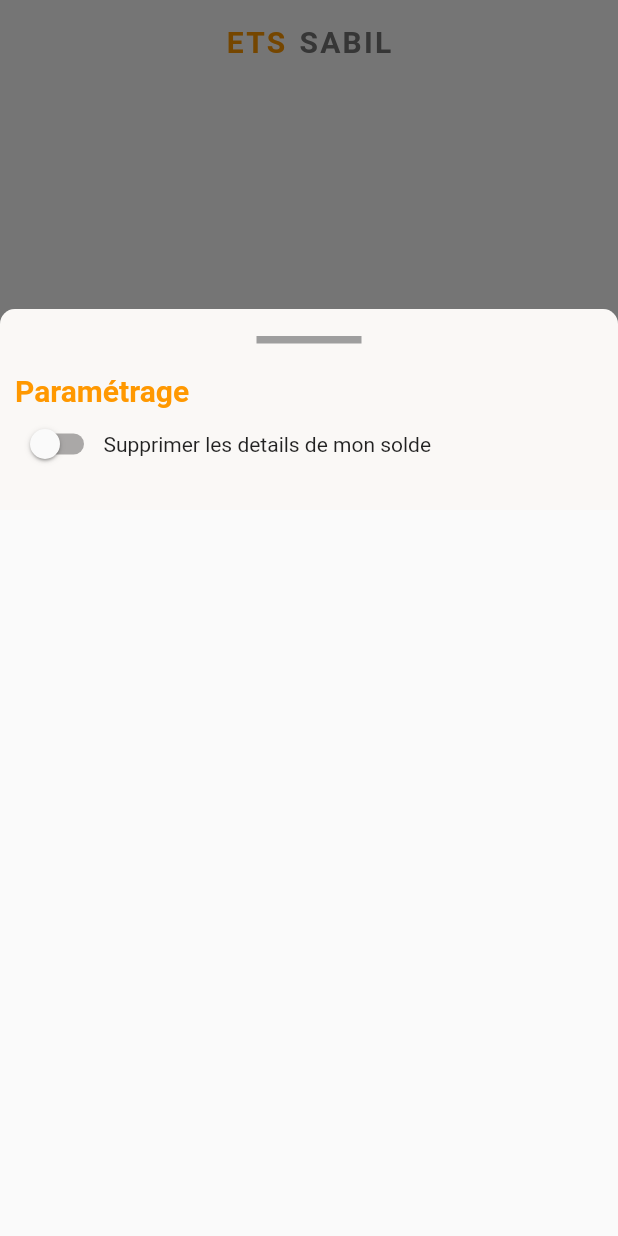
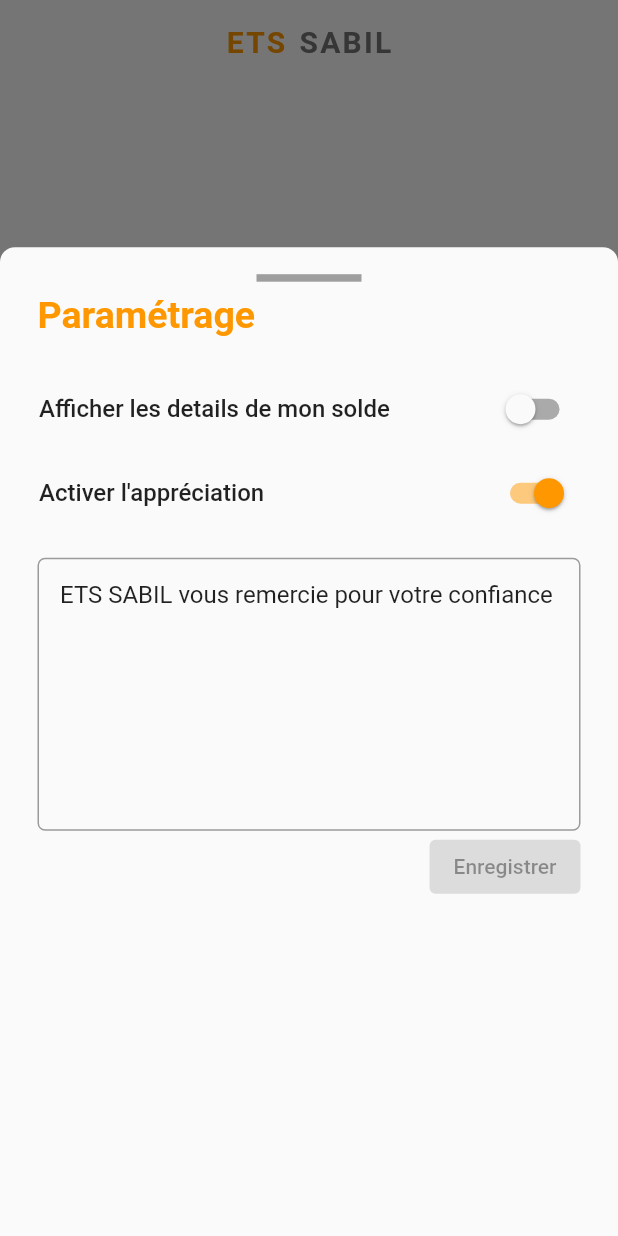
Before and after one commit to Mohamedelbechir/appsms, a Flutter app: the screen it shows after launch, after a tap on the "more vert" icon, on a phone screen of 412 x 824 dp. Run offline on Flutter 3.47's test engine with Material 2 defaults, Android fonts, the phone set to English and light mode, and no system bars; our stand-ins replace bloc, equatable, flutter_bloc, image_gallery_saver, mask_text_input_formatter, share_plus and 1 more; missing offline and left inert: flutter_rounded_date_picker, telephony.

Commit message:
update  app parameter

```diff
--- a/lib/cubit/messages/list_messages_cubit.dart
+++ b/lib/cubit/messages/list_messages_cubit.dart
@@ -1,5 +1,9 @@
 // ignore_for_file: depend_on_referenced_packages
 
+import 'dart:async';
+
+import 'package:appsms/cubit/parameter/parameter_cubit.dart';
+import 'package:appsms/models/app_parameter.dart';
 import 'package:bloc/bloc.dart';
 import 'package:meta/meta.dart';
 import 'package:telephony/telephony.dart';
@@ -11,28 +15,51 @@
 
 class ListMessagesCubit extends Cubit<ListMessagesState> {
   final Telephony telephony = Telephony.instance;
+  final ParameterCubit _parameterCubit;
+  AppParameter? _parameter;
 
-  ListMessagesCubit() : super(ListMessagesInitial());
+  StreamSubscription<ParameterState>? appParameterSubscription;
+
+  ListMessagesCubit(this._parameterCubit) : super(ListMessagesInitial()) {
+    appParameterSubscription =
+        _parameterCubit.stream.listen(_subscribeToAppParameter);
+    if (_parameterCubit.state is ParameterInitial) {
+      _parameterCubit.loadAppParameter();
+    }
+  }
 
   void loadMessages({
     String expeditor = "Orange",
     List<String> bodyPatterns = const [],
     DateTime? date,
   }) async {
-    final messages = await telephony
-        .getInboxSms(filter: _getFilter(expeditor, date), columns: [
-      SmsColumn.ADDRESS,
-      SmsColumn.BODY,
-      SmsColumn.DATE,
-    ], sortOrder: [
-      OrderBy(SmsColumn.DATE, sort: Sort.ASC),
-      OrderBy(SmsColumn.BODY)
-    ]);
+    final messages = await telephony.getInboxSms(
+      filter: _getFilter(expeditor, date),
+      columns: _getColumns,
+      sortOrder: _getSortOrder,
+    );
 
     var list = _applyPatternFilter(messages, bodyPatterns)
         .map(mapToMySmsMessage)
         .toList();
-    emit(MessagesLoaded(list));
+
+    emit(MessagesLoaded(
+      list,
+      appreciation: _parameter?.displayAppreciation() ?? "",
+      displaySensitiveDetail: _parameter?.isSensitiveInfoDisplayed ?? false,
+    ));
+  }
+
+  List<OrderBy> get _getSortOrder {
+    return [OrderBy(SmsColumn.DATE, sort: Sort.ASC), OrderBy(SmsColumn.BODY)];
+  }
+
+  List<SmsColumn> get _getColumns {
+    return [
+      SmsColumn.ADDRESS,
+      SmsColumn.BODY,
+      SmsColumn.DATE,
+    ];
   }
 
   Iterable<SmsMessage> _applyPatternFilter(
@@ -47,53 +74,58 @@
 
   SmsFilter _getFilter(
     String expeditor,
-    DateTime? date,
+    DateTime? dateFrom,
   ) {
-    var filter = SmsFilter.where(SmsColumn.BODY).equals("");
+    var filter = SmsFilter.where(SmsColumn.BODY).like("%%");
 
-    if (date != null) {
+    if (dateFrom != null) {
+      var dateTo = dateFrom.add(const Duration(days: 1));
+
       filter = filter
           .and(SmsColumn.DATE)
-          .greaterThanOrEqualTo(date.millisecondsSinceEpoch.toString())
+          .greaterThanOrEqualTo(dateFrom.millisecondsSinceEpoch.toString())
           .and(SmsColumn.DATE)
-          .lessThan(date
-              .add(const Duration(days: 1))
-              .millisecondsSinceEpoch
-              .toString());
+          .lessThan(dateTo.millisecondsSinceEpoch.toString());
     }
     return filter;
   }
 
-  MySmsMessage mapToMySmsMessage(SmsMessage message) => MySmsMessage(
-        expeditor: message.address,
-        body: message.body,
-        timestamp: message.date,
-      );
-
-  Future<void> findWhereBodyContains(String phoneNumber) async {
-    final messages = await telephony.getInboxSms(
-        columns: [
-          SmsColumn.ADDRESS,
-          SmsColumn.BODY,
-          SmsColumn.DATE,
-        ],
-        filter: SmsFilter.where(SmsColumn.BODY).like(phoneNumber),
-        sortOrder: [
-          OrderBy(SmsColumn.DATE, sort: Sort.ASC),
-          OrderBy(SmsColumn.BODY)
-        ]);
-    var list = messages.map(mapToMySmsMessage).toList();
-    print(list);
+  MySmsMessage mapToMySmsMessage(SmsMessage message) {
+    return MySmsMessage(
+      expeditor: message.address,
+      body: message.body,
+      timestamp: message.date,
+    );
   }
 
-  void toggleSensitiveDetails() {
+  void _onAppParameterChanged(AppParameter parameter) {
+    _parameter = parameter;
     if (state is MessagesLoaded) {
-      final currentState = (state as MessagesLoaded);
-      emit(currentState.copyWith(
-        isSensitiveDetailDisplayed: !currentState.isSensitiveDetailDisplayed,
+      final currentState = state as MessagesLoaded;
+      emit(
+        currentState.copyWith(
+          displaySensitiveDetail: parameter.isSensitiveInfoDisplayed,
+          appreciation: parameter.displayAppreciation(),
+        ),
+      );
+    } else {
+      emit(MessagesLoaded(
+        const [],
+        displaySensitiveDetail: parameter.isSensitiveInfoDisplayed,
+        appreciation: parameter.displayAppreciation(),
       ));
-    } else {
-      emit(MessagesLoaded(const [], displaySensitiveDetail: true));
     }
   }
+
+  void _subscribeToAppParameter(parameterState) {
+    if (parameterState is ParameterLoaded) {
+      _onAppParameterChanged(parameterState.parameter);
+    }
+  }
+
+  @override
+  Future<void> close() async {
+    appParameterSubscription?.cancel();
+    await super.close();
+  }
 }
--- a/lib/cubit/messages/list_messages_state.dart
+++ b/lib/cubit/messages/list_messages_state.dart
@@ -11,22 +11,33 @@
 class MessagesLoaded extends ListMessagesState {
   final List<MySmsMessage> messages;
   late final bool isSensitiveDetailDisplayed;
+  late final String appreciation;
 
-  MessagesLoaded(this.messages, {bool displaySensitiveDetail = false}) {
+  MessagesLoaded(
+    this.messages, {
+    bool displaySensitiveDetail = false,
+    this.appreciation = "",
+  }) {
     isSensitiveDetailDisplayed = displaySensitiveDetail;
   }
 
   MessagesLoaded copyWith({
     List<MySmsMessage>? messages,
-    bool? isSensitiveDetailDisplayed,
+    bool? displaySensitiveDetail,
+    String? appreciation,
   }) {
     return MessagesLoaded(
       messages ?? this.messages,
       displaySensitiveDetail:
-          isSensitiveDetailDisplayed ?? this.isSensitiveDetailDisplayed,
+          displaySensitiveDetail ?? isSensitiveDetailDisplayed,
+      appreciation: appreciation ?? this.appreciation,
     );
   }
 
   @override
-  List<Object?> get props => [messages, isSensitiveDetailDisplayed];
+  List<Object?> get props => [
+        messages,
+        isSensitiveDetailDisplayed,
+        appreciation,
+      ];
 }
--- a/lib/cubit/parameter/parameter_cubit.dart
+++ b/lib/cubit/parameter/parameter_cubit.dart
@@ -1,19 +1,19 @@
 import 'package:appsms/models/app_parameter.dart';
 import 'package:equatable/equatable.dart';
 import 'package:flutter_bloc/flutter_bloc.dart';
-import 'package:rxdart/rxdart.dart';
 import 'package:shared_preferences/shared_preferences.dart';
 
 part 'parameter_state.dart';
 
 class ParameterCubit extends Cubit<ParameterState> {
-  final sensitiveInfoKey = "SENSITIVE_INFO_KEY";
-  final appreciationKey = "APPRECIATION_KEY";
-  final appreciationDefaultValue =
+  final _sensitiveInfoKey = "SENSITIVE_INFO_KEY";
+  final _appreciationDisplayKey = "APPRECIATION_DISPLAY_KEY";
+  final _appreciationKey = "APPRECIATION_KEY";
+  final _appreciationDefaultValue =
       "ETS SABIL vous remercie pour votre confiance";
-  final sensitiveDisplayDefaultValue = false;
 
-  final _parameterBehaviorSubject = BehaviorSubject<AppParameter>();
+  final _sensitiveDisplayDefaultValue = false;
+  final _appreciationDisplayDefaultValue = true;
 
   ParameterCubit() : super(ParameterInitial());
 
@@ -21,52 +21,50 @@
     final pref = await SharedPreferences.getInstance();
 
     final sensitiveDisplay =
-        pref.getBool(sensitiveInfoKey) ?? sensitiveDisplayDefaultValue;
+        pref.getBool(_sensitiveInfoKey) ?? _sensitiveDisplayDefaultValue;
+    final appreciationDisplay = pref.getBool(_appreciationDisplayKey) ??
+        _appreciationDisplayDefaultValue;
     final appreciation =
-        pref.getString(sensitiveInfoKey) ?? appreciationDefaultValue;
+        pref.getString(_appreciationKey) ?? _appreciationDefaultValue;
 
-    _notifyStateChange(AppParameter(
+    emit(ParameterLoaded(AppParameter(
       appreciation: appreciation,
       isSensitiveInfoDisplayed: sensitiveDisplay,
-    ));
+      isAppreciationDisplayed: appreciationDisplay,
+    )));
   }
 
   void setSensitiveInfoVisibility(bool displaySensitiveInfo) async {
     final pref = await SharedPreferences.getInstance();
 
-    await pref.setBool(sensitiveInfoKey, displaySensitiveInfo);
+    await pref.setBool(_sensitiveInfoKey, displaySensitiveInfo);
 
     final currentState = state as ParameterLoaded;
 
-    _notifyStateChange(
-      currentState.appParameter.copyWith(
-        isSensitiveInfoDisplayed: displaySensitiveInfo,
-      ),
-    );
+    emit(ParameterLoaded(currentState.parameter.copyWith(
+      isSensitiveInfoDisplayed: displaySensitiveInfo,
+    )));
   }
 
   void setAppreciation(String appreciation) async {
     final pref = await SharedPreferences.getInstance();
 
-    await pref.setString(appreciationKey, appreciation);
+    await pref.setString(_appreciationKey, appreciation);
 
     final currentState = state as ParameterLoaded;
 
-    _notifyStateChange(
-      currentState.appParameter.copyWith(appreciation: appreciation),
-    );
+    emit(ParameterLoaded(
+        currentState.parameter.copyWith(appreciation: appreciation)));
   }
 
-  void _notifyStateChange(AppParameter parameter) {
-    _parameterBehaviorSubject.add(parameter);
-    emit(ParameterLoaded(parameter));
-  }
+  void setAppreciationDisplay(bool appreciationDisplay) async {
+    final pref = await SharedPreferences.getInstance();
 
-  Stream<AppParameter> watch() => _parameterBehaviorSubject.stream;
+    await pref.setBool(_appreciationDisplayKey, appreciationDisplay);
 
-  @override
-  Future<void> close() async {
-    _parameterBehaviorSubject.close();
-    await super.close();
+    final currentState = state as ParameterLoaded;
+
+    emit(ParameterLoaded(currentState.parameter
+        .copyWith(isAppreciationDisplayed: appreciationDisplay)));
   }
 }
--- a/lib/cubit/parameter/parameter_state.dart
+++ b/lib/cubit/parameter/parameter_state.dart
@@ -10,10 +10,10 @@
 final class ParameterInitial extends ParameterState {}
 
 final class ParameterLoaded extends ParameterState {
-  final AppParameter appParameter;
+  final AppParameter parameter;
 
-  const ParameterLoaded(this.appParameter);
+  const ParameterLoaded(this.parameter);
 
   @override
-  List<Object> get props => [appParameter];
+  List<Object> get props => [parameter];
 }
--- a/lib/main.dart
+++ b/lib/main.dart
@@ -33,7 +33,7 @@
         providers: [
           BlocProvider(create: (context) => ParameterCubit()..loadAppParameter()),
           BlocProvider(create: (context) => ReceiversPhoneNumbersCubit()),
-          BlocProvider(create: (context) => ListMessagesCubit()),
+          BlocProvider(create: (context) => ListMessagesCubit(context.read())),
         ],
         child: const SafeArea(child: HomePage()),
       ),
--- a/lib/models/app_parameter.dart
+++ b/lib/models/app_parameter.dart
@@ -2,24 +2,35 @@
 
 class AppParameter extends Equatable {
   final String appreciation;
+  final bool isAppreciationDisplayed;
   final bool isSensitiveInfoDisplayed;
 
   const AppParameter({
     required this.appreciation,
     required this.isSensitiveInfoDisplayed,
+    required this.isAppreciationDisplayed,
   });
 
+  String displayAppreciation() => isAppreciationDisplayed ? appreciation : "";
+
   @override
-  List<Object?> get props => [appreciation, isSensitiveInfoDisplayed];
+  List<Object?> get props => [
+        appreciation,
+        isSensitiveInfoDisplayed,
+        isAppreciationDisplayed,
+      ];
 
   AppParameter copyWith({
     String? appreciation,
     bool? isSensitiveInfoDisplayed,
+    bool? isAppreciationDisplayed,
   }) {
     return AppParameter(
       appreciation: appreciation ?? this.appreciation,
       isSensitiveInfoDisplayed:
           isSensitiveInfoDisplayed ?? this.isSensitiveInfoDisplayed,
+      isAppreciationDisplayed:
+          isAppreciationDisplayed ?? this.isAppreciationDisplayed,
     );
   }
 }
--- a/lib/models/my_message.dart
+++ b/lib/models/my_message.dart
@@ -18,11 +18,11 @@
     } else {
       date = DateTime.fromMillisecondsSinceEpoch(timestamp);
     }
-    bodyWithNoSensitiveInfo = "${body?.split('.').first}." ;
+    bodyWithNoSensitiveInfo = "${body?.split('.').first}.";
   }
 
-  String? getMessage({bool noSensitiveDetails = true}) {
-    return noSensitiveDetails ? bodyWithNoSensitiveInfo : body;
+  String? getMessage({bool displaySensitiveDetails = true}) {
+    return displaySensitiveDetails ? body : bodyWithNoSensitiveInfo;
   }
 
   MySmsMessage.withDateTime({
--- a/lib/pages/home/home.dart
+++ b/lib/pages/home/home.dart
@@ -2,6 +2,7 @@
 import 'dart:ui';
 
 import 'package:appsms/cubit/messages/list_messages_cubit.dart';
+import 'package:appsms/cubit/parameter/parameter_cubit.dart';
 import 'package:appsms/cubit/receiversPhoneNumber/receivers_phone_numbers_cubit.dart';
 import 'package:appsms/pages/parameter/parameter_modal.dart';
 import 'package:appsms/pages/home/widgets/date_selector.dart';
@@ -29,6 +30,12 @@
   bool isSensitiveDetailDisplayed = false;
   final _receiverPhoneNumberController = TextEditingController(text: '');
   var selectedDate = DateUtils.dateOnly(DateTime.now());
+
+  @override
+  void initState() {
+    context.read<ParameterCubit>().loadAppParameter();
+    super.initState();
+  }
 
   Future<SaveImageResult> takeWidgetCapture(GlobalKey widgetKey) async {
     final byteData = await convertToImageByteData(widgetKey);
@@ -68,6 +75,7 @@
         title: const AppTitle(),
       ),
       backgroundColor: Colors.white,
+      resizeToAvoidBottomInset: false,
       body: Column(
         children: [
           Expanded(
@@ -177,13 +185,22 @@
   }
 
   Widget _renderListMessages(ListMessagesState state) {
+    if (_canDisplayEmptyMessages(state)) {
+      return const EmptyListOfMessage();
+    }
     if (state is MessagesLoaded) {
       return _listMessages(state);
     }
-    if (state is ListMessagesInitial) {
-      return const EmptyListOfMessage();
+
+    return Container();
+  }
+
+  bool _canDisplayEmptyMessages(ListMessagesState state) {
+    if (state is ListMessagesInitial ||
+        (state is MessagesLoaded && state.messages.isEmpty)) {
+      return true;
     }
-    return Container();
+    return false;
   }
 
   Widget _listMessages(MessagesLoaded state) {
@@ -199,11 +216,12 @@
           final currentKey = GlobalKey();
           messageWidgetKeys.add(currentKey);
           var messageContent = currentMessage.getMessage(
-                  noSensitiveDetails: state.isSensitiveDetailDisplayed) ??
+                  displaySensitiveDetails: state.isSensitiveDetailDisplayed) ??
               '';
           return MessageItem(
             currentKey: currentKey,
             messageContent: messageContent,
+            appreciation: state.appreciation,
           );
         }),
       ),
--- a/lib/pages/parameter/parameter_modal.dart
+++ b/lib/pages/parameter/parameter_modal.dart
@@ -1,15 +1,14 @@
-import 'package:appsms/cubit/messages/list_messages_cubit.dart';
+import 'package:appsms/cubit/parameter/parameter_cubit.dart';
 import 'package:appsms/pages/parameter/widgets/modal_parameter_title.dart';
-import 'package:appsms/pages/parameter/widgets/sensitive_detail_config.dart';
 import 'package:flutter/material.dart';
 import 'package:flutter_bloc/flutter_bloc.dart';
 
+import 'widgets/parameters_list_widget.dart';
 
 const modalTopBorderRadius = BorderRadius.only(
   topLeft: Radius.circular(10),
   topRight: Radius.circular(10),
 );
-
 
 void parameterModal(BuildContext parentContext) {
   Widget? modal;
@@ -18,27 +17,26 @@
   showModalBottomSheet(
     context: parentContext,
     isScrollControlled: true,
+    isDismissible: true,
     shape: const RoundedRectangleBorder(borderRadius: modalTopBorderRadius),
-    builder: (context) {
-      return BlocProvider.value(
-        value: parentContext.read<ListMessagesCubit>(),
+    builder: (_) {
+      return LayoutBuilder(builder: (context, _) {
+        return AnimatedPadding(
+          padding:
+              EdgeInsets.only(bottom: MediaQuery.of(context).viewInsets.bottom),
+          duration: const Duration(milliseconds: 150),
+          curve: Curves.easeOut,
+          child: BlocProvider.value(
+            value: parentContext.read<ParameterCubit>(),
             child: DraggableScrollableSheet(
               expand: false,
-          initialChildSize: .75,
+              initialChildSize: .80,
               minChildSize: 0.1,
               builder: (_, controller) {
                 if (modal != null) return modal!; // for performance purpose
                 return modal = SingleChildScrollView(
                   controller: controller,
                   child: Container(
-                decoration: BoxDecoration(
-                  color:
-                      const Color.fromARGB(255, 248, 241, 229).withOpacity(.2),
-                  borderRadius: modalTopBorderRadius,
-                ),
-                padding: EdgeInsets.only(
-                  bottom: MediaQuery.of(context).viewInsets.bottom + 10,
-                ),
                     constraints: BoxConstraints(maxHeight: size.height),
                     child: Padding(
                       padding: const EdgeInsets.all(10),
@@ -54,9 +52,10 @@
                               color: Colors.grey,
                             ),
                           ),
+                          const SizedBox(height: 8),
+                          const ModalParameterTitle(),
                           const SizedBox(height: 20),
-                      const ModalParameterTitle(),
-                      const SensitiveDetailConfig(),
+                          const ParametersListWidget(),
                         ],
                       ),
                     ),
@@ -64,7 +63,9 @@
                 );
               },
             ),
+          ),
         );
+      });
     },
   );
 }
--- /dev/null
+++ b/lib/pages/parameter/widgets/appreciation_text_widget.dart
@@ -0,0 +1,106 @@
+import 'dart:async';
+
+import 'package:appsms/cubit/parameter/parameter_cubit.dart';
+import 'package:flutter/material.dart';
+import 'package:flutter_bloc/flutter_bloc.dart';
+
+class AppreciationTextWidget extends StatefulWidget {
+  const AppreciationTextWidget({super.key});
+
+  @override
+  State<AppreciationTextWidget> createState() => _AppreciationTextWidgetState();
+}
+
+class _AppreciationTextWidgetState extends State<AppreciationTextWidget> {
+  final _appreciationTextFieldController = TextEditingController();
+  String appreciationFromState = "";
+  bool isSaveButtonActivated = false;
+
+  StreamSubscription<ParameterState>? subscription;
+
+  @override
+  void initState() {
+    _appreciationTextFieldController.addListener(_onAppreciationChanged);
+    _onAppParameterStateChanged(context.read<ParameterCubit>().state);
+    subscription = context
+        .read<ParameterCubit>()
+        .stream
+        .listen(_onAppParameterStateChanged);
+    super.initState();
+  }
+
+  void _onAppParameterStateChanged(state) {
+    if (state is ParameterLoaded) {
+      setState(() {
+        appreciationFromState = state.parameter.appreciation;
+        _appreciationTextFieldController.text = appreciationFromState;
+      });
+    }
+  }
+
+  bool _canSaveButtonBeActivated() {
+    if (appreciationFromState == _appreciationTextFieldController.text) {
+      return false;
+    }
+    if (_appreciationTextFieldController.text.trim().isEmpty) {
+      return false;
+    }
+    return true;
+  }
+
+  void _onAppreciationChanged() {
+    setState(() {
+      isSaveButtonActivated = _canSaveButtonBeActivated();
+    });
+  }
+
+  @override
+  void dispose() {
+    subscription?.cancel();
+    super.dispose();
+  }
+
+  @override
+  Widget build(BuildContext context) {
+    return BlocBuilder<ParameterCubit, ParameterState>(
+      builder: (context, state) {
+        if (_canBeDisplayed(state)) {
+          return Padding(
+            padding: const EdgeInsets.all(15.0),
+            child: Column(
+              mainAxisSize: MainAxisSize.min,
+              children: [
+                TextField(
+                  maxLines: 8,
+                  controller: _appreciationTextFieldController,
+                  decoration: const InputDecoration(
+                    contentPadding: EdgeInsets.all(15),
+                    border: OutlineInputBorder(
+                      borderRadius: BorderRadius.all(Radius.circular(5)),
+                    ),
+                    hintText: "Saisir l'appreciation",
+                  ),
+                ),
+                Align(
+                  alignment: Alignment.topRight,
+                  child: ElevatedButton(
+                    onPressed: isSaveButtonActivated
+                        ? () => context.read<ParameterCubit>().setAppreciation(
+                            _appreciationTextFieldController.text)
+                        : null,
+                    child: const Text("Enregistrer"),
+                  ),
+                )
+              ],
+            ),
+          );
+        }
+        return Container();
+      },
+    );
+  }
+
+  bool _canBeDisplayed(ParameterState state) {
+    return state is ParameterLoaded && state.parameter.isAppreciationDisplayed;
+  }
+}
--- a/lib/pages/parameter/widgets/modal_parameter_title.dart
+++ b/lib/pages/parameter/widgets/modal_parameter_title.dart
@@ -7,12 +7,15 @@
 
   @override
   Widget build(BuildContext context) {
-    return const Text(
-      "Paramétrage",
-      style: TextStyle(
-        fontWeight: FontWeight.bold,
-        fontSize: 20,
-        color: Colors.orange,
+    return const Padding(
+      padding: EdgeInsets.only(left: 15),
+      child: Text(
+        "Paramétrage",
+        style: TextStyle(
+          fontWeight: FontWeight.bold,
+          fontSize: 25,
+          color: Colors.orange,
+        ),
       ),
     );
   }
--- /dev/null
+++ b/lib/pages/parameter/widgets/parameters_list_widget.dart
@@ -0,0 +1,53 @@
+import 'package:appsms/cubit/parameter/parameter_cubit.dart';
+import 'package:flutter/material.dart';
+import 'package:flutter_bloc/flutter_bloc.dart';
+
+import 'appreciation_text_widget.dart';
+
+class ParametersListWidget extends StatelessWidget {
+  const ParametersListWidget({super.key});
+
+  @override
+  Widget build(BuildContext context) {
+    return BlocBuilder<ParameterCubit, ParameterState>(
+      builder: (context, state) {
+        if (state is ParameterLoaded) {
+          final parameter = state.parameter;
+          const switchTextStyle = TextStyle(fontWeight: FontWeight.w500);
+          return Column(
+             mainAxisSize: MainAxisSize.min,
+            children: [
+              SwitchListTile(
+                key: const Key("sensitive_detail"),
+                value: parameter.isSensitiveInfoDisplayed,
+                onChanged: (value) {
+                  context
+                      .read<ParameterCubit>()
+                      .setSensitiveInfoVisibility(value);
+                },
+                title: const Text(
+                  "Afficher les details de mon solde",
+                  style: switchTextStyle,
+                ),
+              ),
+              //const Divider(),
+              SwitchListTile(
+                value: parameter.isAppreciationDisplayed,
+                onChanged: (value) {
+                  context.read<ParameterCubit>().setAppreciationDisplay(value);
+                },
+                title: const Text(
+                  "Activer l'appréciation",
+                  style: switchTextStyle,
+                ),
+              ),
+              const AppreciationTextWidget()
+            ],
+          );
+        }
+
+        return const Center(child: CircularProgressIndicator());
+      },
+    );
+  }
+}
--- a/lib/pages/parameter/widgets/sensitive_detail_config.dart
+++ /dev/null
@@ -1,66 +0,0 @@
-import 'dart:async';
-
-import 'package:appsms/cubit/messages/list_messages_cubit.dart';
-import 'package:flutter/material.dart';
-import 'package:flutter_bloc/flutter_bloc.dart';
-
-class SensitiveDetailConfig extends StatefulWidget {
-  const SensitiveDetailConfig({
-    super.key,
-  });
-
-  @override
-  State<SensitiveDetailConfig> createState() => _SensitiveDetailConfigState();
-}
-
-class _SensitiveDetailConfigState extends State<SensitiveDetailConfig> {
-  bool isSensitiveDetailDisplayed = false;
-  StreamSubscription<ListMessagesState>? streamSubscription;
-  @override
-  void initState() {
-    super.initState();
-    final currentState = context.read<ListMessagesCubit>().state;
-
-    if (currentState is MessagesLoaded) {
-      isSensitiveDetailDisplayed = currentState.isSensitiveDetailDisplayed;
-    }
-    _subscribeToMessageChanges();
-  }
-
-  void _subscribeToMessageChanges() {
-    streamSubscription =
-        context.read<ListMessagesCubit>().stream.listen((state) {
-      if (state is MessagesLoaded) {
-        setState(() {
-          isSensitiveDetailDisplayed = state.isSensitiveDetailDisplayed;
-        });
-      }
-    });
-  }
-
-  @override
-  void dispose() {
-    streamSubscription?.cancel();
-    super.dispose();
-  }
-
-  @override
-  Widget build(BuildContext context) {
-    return InkWell(
-      onTap: () {
-        context.read<ListMessagesCubit>().toggleSensitiveDetails();
-      },
-      child: Row(
-        children: [
-          IgnorePointer(
-            child: Switch(
-              value: isSensitiveDetailDisplayed,
-              onChanged: (_) {},
-            ),
-          ),
-          const Text("Supprimer les details de mon solde"),
-        ],
-      ),
-    );
-  }
-}
```
Also changed, not shown: lib/pages/home/widgets/message_item.dart (+21 -6 lines). Lines whose indentation alone changed are shown as unchanged.
